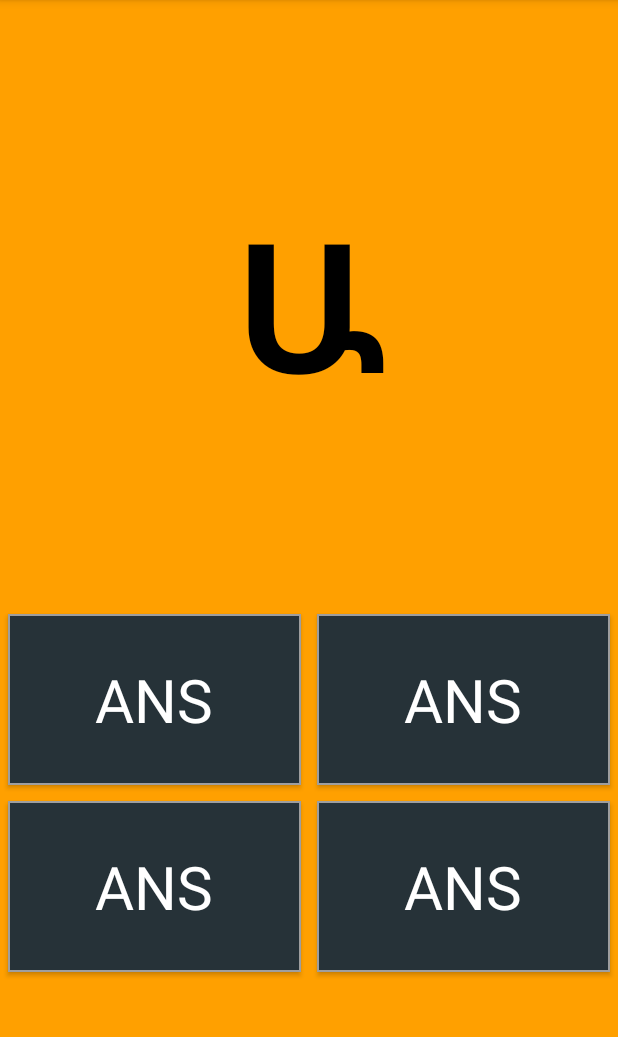
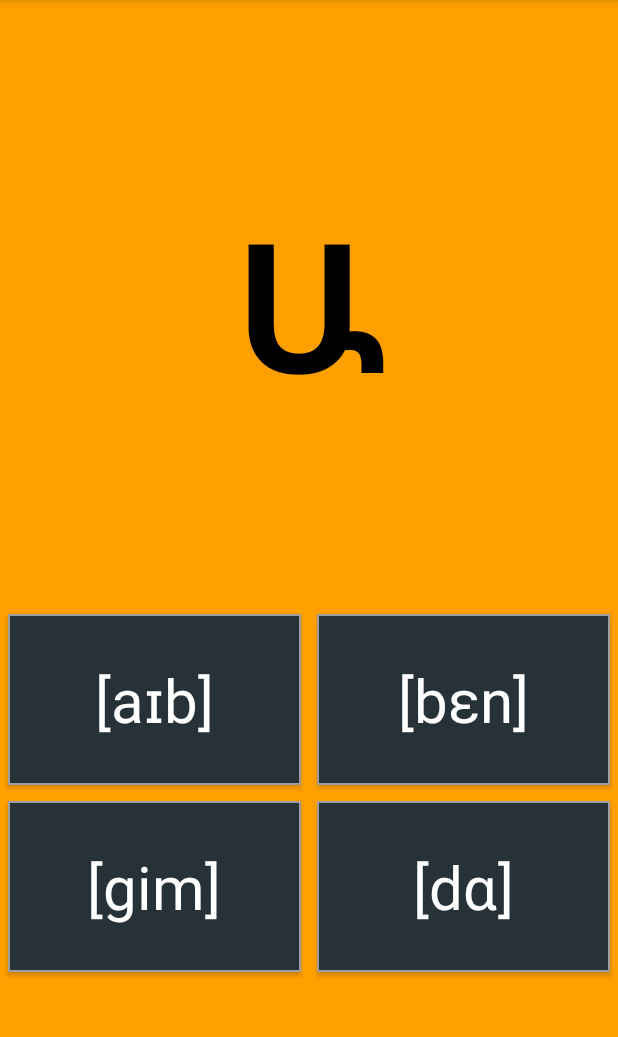
Before and after one commit to d-k-ivanov/android-armenianalphabet, an Android app: the screen it shows after launch (MainActivity), on a phone screen of 412 x 824 dp, the part 84-1121 px from its top. Run offline under Robolectric (Android 15) with nearby library versions, the phone set to English and light mode, and no system bars.

Commit message:
Alphabet strintgs, Question class for question generation

```diff
--- /dev/null
+++ b/app/src/main/java/com/pupupon/armenianalphabetquiz/Question.java
@@ -0,0 +1,56 @@
+package com.pupupon.armenianalphabetquiz;
+
+
+import android.widget.Button;
+import android.widget.TextView;
+
+public class Question {
+    private String question;
+    private int questionPosition;
+    private String answer;
+    private int answerPosition;
+    private String wrong1;
+    private String wrong2;
+    private String wrong3;
+    private String resultText;
+
+    Question() {
+
+
+        question = "Ա";
+        questionPosition = 1;
+        answer = "[aɪb]";
+        answerPosition = 3;
+        wrong1 = "[bɛn]";
+        wrong2 = "[gim]";
+        wrong3 = "[dɑ]";
+        resultText = "Ա ա [aɪb] a[ɑ] Айб";
+
+    }
+
+    boolean checkQuestion(String s) {
+        if (s == answer)
+            return true ;
+        else
+            return false;
+    }
+
+    void initQuestion(
+            TextView questionText,
+            Button answerButton1,
+            Button answerButton2,
+            Button answerButton3,
+            Button answerButton4) {
+        questionText.setText(question);
+        answerButton1.setText(answer);
+        answerButton2.setText(wrong1);
+        answerButton3.setText(wrong2);
+        answerButton4.setText(wrong3);
+    }
+
+    String getRightAnswer() {
+        return this.resultText;
+    }
+
+
+}
```
Also changed, not shown: app/src/main/assets/db/alphabet.csv (+40 -40 lines), app/src/main/java/com/pupupon/armenianalphabetquiz/MainActivity.java (+24 -6 lines), app/src/main/res/values/strings.xml (+41 -1 lines).
